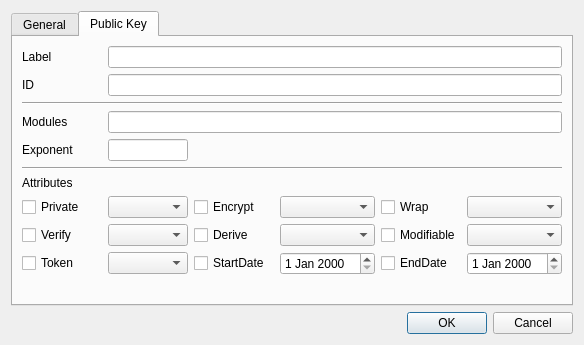
Before: the Qt Designer form CryptokiMan/create_rsa_pub_key_dlg.ui in jykim74/CryptokiMan, drawn with Qt 5.
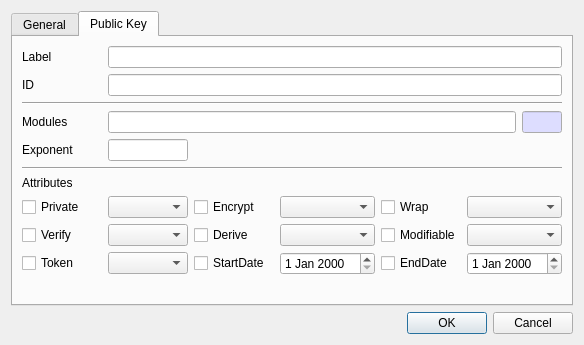
After: the same form once the commit is applied. The open tabs and pages were chosen to show the change.

What changed in the file:
```diff
--- a/CryptokiMan/create_rsa_pub_key_dlg.ui
+++ b/CryptokiMan/create_rsa_pub_key_dlg.ui
@@ -17,7 +17,7 @@
    <item>
     <widget class="QTabWidget" name="tabWidget">
      <property name="currentIndex">
-      <number>0</number>
+      <number>1</number>
      </property>
      <widget class="QWidget" name="tab">
       <attribute name="title">
@@ -330,16 +330,6 @@
          <property name="topMargin">
           <number>0</number>
          </property>
-         <item row="1" column="0">
-          <widget class="QLabel" name="label_8">
-           <property name="text">
-            <string>Exponent</string>
-           </property>
-          </widget>
-         </item>
-         <item row="0" column="1">
-          <widget class="QLineEdit" name="mModulesText"/>
-         </item>
          <item row="0" column="0">
           <widget class="QLabel" name="label_7">
            <property name="minimumSize">
@@ -353,6 +343,9 @@
            </property>
           </widget>
          </item>
+         <item row="0" column="1">
+          <widget class="QLineEdit" name="mModulesText"/>
+         </item>
          <item row="1" column="1">
           <widget class="QLineEdit" name="mExponentText">
            <property name="maximumSize">
@@ -363,6 +356,69 @@
            </property>
           </widget>
          </item>
+         <item row="1" column="0">
+          <widget class="QLabel" name="label_8">
+           <property name="text">
+            <string>Exponent</string>
+           </property>
+          </widget>
+         </item>
+         <item row="0" column="2">
+          <widget class="QLineEdit" name="mModulesLenText">
+           <property name="minimumSize">
+            <size>
+             <width>40</width>
+             <height>0</height>
+            </size>
+           </property>
+           <property name="maximumSize">
+            <size>
+             <width>40</width>
+             <height>16777215</height>
+            </size>
+           </property>
+           <property name="palette">
+            <palette>
+             <active>
+              <colorrole role="Base">
+               <brush brushstyle="SolidPattern">
+                <color alpha="255">
+                 <red>221</red>
+                 <green>221</green>
+                 <blue>255</blue>
+                </color>
+               </brush>
+              </colorrole>
+             </active>
+             <inactive>
+              <colorrole role="Base">
+               <brush brushstyle="SolidPattern">
+                <color alpha="255">
+                 <red>221</red>
+                 <green>221</green>
+                 <blue>255</blue>
+                </color>
+               </brush>
+              </colorrole>
+             </inactive>
+             <disabled>
+              <colorrole role="Base">
+               <brush brushstyle="SolidPattern">
+                <color alpha="255">
+                 <red>240</red>
+                 <green>240</green>
+                 <blue>240</blue>
+                </color>
+               </brush>
+              </colorrole>
+             </disabled>
+            </palette>
+           </property>
+           <property name="readOnly">
+            <bool>true</bool>
+           </property>
+          </widget>
+         </item>
         </layout>
        </item>
        <item>
```
